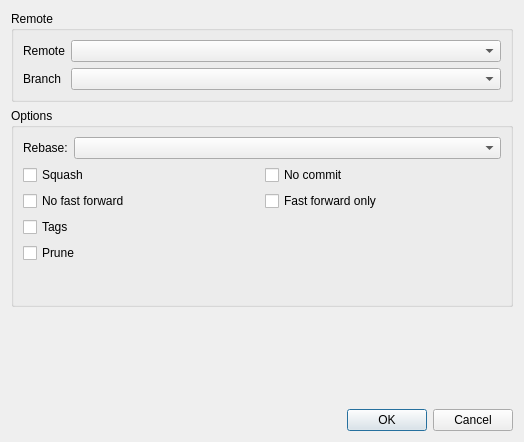
The window that src/gui/dialogs/pulldialog.ui (KDE/kommit) describes before a commit, drawn with Qt 5.
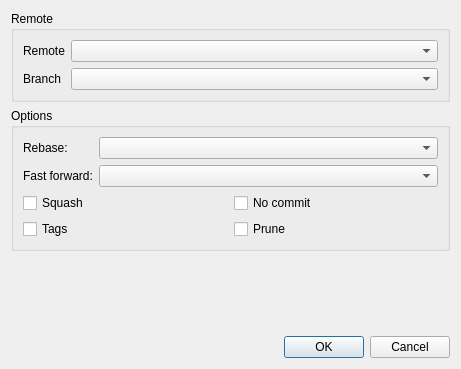
The same window after the commit.

Commit message: Add fast forward option to pull dialog

Patch:
```diff
--- a/src/gui/dialogs/pulldialog.ui
+++ b/src/gui/dialogs/pulldialog.ui
@@ -6,8 +6,8 @@
    <rect>
     <x>0</x>
     <y>0</y>
-    <width>524</width>
-    <height>442</height>
+    <width>461</width>
+    <height>369</height>
    </rect>
   </property>
   <property name="windowTitle">
@@ -48,10 +48,10 @@
      <property name="title">
       <string>Options</string>
      </property>
-     <layout class="QVBoxLayout" name="verticalLayout_3">
+     <layout class="QVBoxLayout" name="verticalLayout">
       <item>
-       <layout class="QHBoxLayout" name="horizontalLayout">
-        <item>
+       <layout class="QFormLayout" name="formLayout_2">
+        <item row="0" column="0">
          <widget class="QLabel" name="label_3">
           <property name="sizePolicy">
            <sizepolicy hsizetype="Maximum" vsizetype="Preferred">
@@ -68,112 +68,56 @@
           </property>
          </widget>
         </item>
-        <item>
+        <item row="0" column="1">
          <widget class="QComboBox" name="comboBoxRebase"/>
-
-
-
-
-
-
-
-
-
-
-
-
-
-
-
-
-
-
-
-
-
-
-
-
+        </item>
+        <item row="1" column="0">
+         <widget class="QLabel" name="label_4">
+          <property name="sizePolicy">
+           <sizepolicy hsizetype="Maximum" vsizetype="Preferred">
+            <horstretch>0</horstretch>
+            <verstretch>0</verstretch>
+           </sizepolicy>
+          </property>
+          <property name="text">
+           <string>Fast forward:</string>
+          </property>
+         </widget>
+        </item>
+        <item row="1" column="1">
+         <widget class="QComboBox" name="comboBoxFastForward"/>
         </item>
        </layout>
       </item>
       <item>
-       <layout class="QHBoxLayout" name="horizontalLayout_2">
-        <item>
-         <layout class="QVBoxLayout" name="verticalLayout">
-          <item>
+       <layout class="QGridLayout" name="gridLayout">
+        <item row="0" column="0">
            <widget class="QCheckBox" name="checkBoxSquash">
             <property name="text">
              <string>Squash</string>
             </property>
            </widget>
           </item>
-          <item>
-           <widget class="QCheckBox" name="checkBoxNoFastForward">
+        <item row="0" column="1">
+         <widget class="QCheckBox" name="checkBoxNoCommit">
             <property name="text">
-             <string>No fast forward</string>
+           <string>No commit</string>
             </property>
            </widget>
           </item>
-          <item>
+        <item row="1" column="0">
            <widget class="QCheckBox" name="checkBoxTags">
             <property name="text">
              <string>Tags</string>
             </property>
            </widget>
           </item>
-          <item>
+        <item row="1" column="1">
            <widget class="QCheckBox" name="checkBoxPrune">
             <property name="text">
              <string>Prune</string>
             </property>
            </widget>
-          </item>
-          <item>
-           <spacer name="verticalSpacer_2">
-            <property name="orientation">
-             <enum>Qt::Vertical</enum>
-            </property>
-            <property name="sizeHint" stdset="0">
-             <size>
-              <width>20</width>
-              <height>40</height>
-             </size>
-            </property>
-           </spacer>
-          </item>
-         </layout>
-        </item>
-        <item>
-         <layout class="QVBoxLayout" name="verticalLayout_2">
-          <item>
-           <widget class="QCheckBox" name="checkBoxNoCommit">
-            <property name="text">
-             <string>No commit</string>
-            </property>
-           </widget>
-          </item>
-          <item>
-           <widget class="QCheckBox" name="checkBoxFastForwardOnly">
-            <property name="text">
-             <string>Fast forward only</string>
-            </property>
-           </widget>
-          </item>
-          <item>
-           <spacer name="verticalSpacer_3">
-            <property name="orientation">
-             <enum>Qt::Vertical</enum>
-            </property>
-            <property name="sizeHint" stdset="0">
-             <size>
-              <width>20</width>
-              <height>40</height>
-             </size>
-            </property>
-           </spacer>
-          </item>
-         </layout>
         </item>
        </layout>
       </item>
```
Left out of the diff: 4 changed lines with no effect on the pictures. Lines whose indentation alone changed are shown as unchanged. The commit also changes 3 other files.
